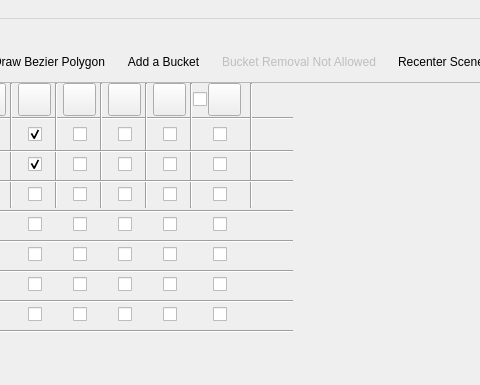
Old version of the form Boolean_set_operations_2/demo/Boolean_set_operations_2/UiFiles/Boolean_set_operations_2.ui in the repository CGAL/cgal; both pictures show x 382 to 862 and y 0 to 385 of the 1293 by 664 pixel window.
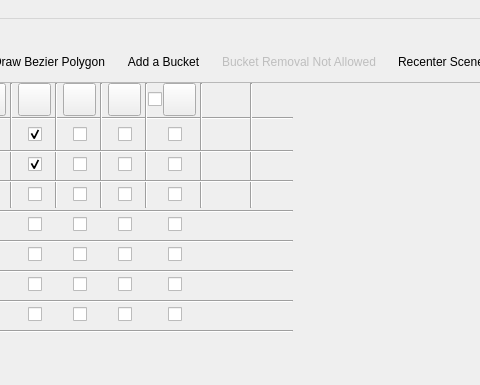
New version of the form. Icons and pictures are not drawn.

Commit message: File Handling and list of bugs fixed

```diff
--- a/Boolean_set_operations_2/demo/Boolean_set_operations_2/UiFiles/Boolean_set_operations_2.ui
+++ b/Boolean_set_operations_2/demo/Boolean_set_operations_2/UiFiles/Boolean_set_operations_2.ui
@@ -143,7 +143,7 @@
   <widget class="QDockWidget" name="sceneDockWidget">
    <property name="minimumSize" >
     <size>
-      <width>635</width>
+      <width>593</width>
       <height>200</height>
     </size>
    </property>
@@ -1674,7 +1674,7 @@
             </widget>
 
 
-            <widget class="QCheckBox" name="pasteBlue">
+            <!-- <widget class="QCheckBox" name="pasteBlue">
              <property name="geometry">
               <rect>
                <x>535</x>
@@ -1797,12 +1797,12 @@
              <property name="checked">
               <bool>false</bool>
              </property>
-            </widget>
+            </widget> -->
 
             <widget class="QCheckBox" name="clearBlue">
              <property name="geometry">
               <rect>
-               <x>585</x>
+               <x>540</x>
                <y>40</y>
                <width>101</width>
                <height>22</height>
@@ -1818,7 +1818,7 @@
             <widget class="QCheckBox" name="clearRed">
              <property name="geometry">
               <rect>
-               <x>585</x>
+               <x>540</x>
                <y>70</y>
                <width>101</width>
                <height>22</height>
@@ -1834,7 +1834,7 @@
             <widget class="QCheckBox" name="clearBlack">
              <property name="geometry">
               <rect>
-               <x>585</x>
+               <x>540</x>
                <y>100</y>
                <width>101</width>
                <height>22</height>
@@ -1853,7 +1853,7 @@
               </property>
              <property name="geometry">
               <rect>
-               <x>585</x>
+               <x>540</x>
                <y>130</y>
                <width>101</width>
                <height>22</height>
@@ -1872,7 +1872,7 @@
               </property>
              <property name="geometry">
               <rect>
-               <x>585</x>
+               <x>540</x>
                <y>160</y>
                <width>101</width>
                <height>22</height>
@@ -1891,7 +1891,7 @@
               </property>
              <property name="geometry">
               <rect>
-               <x>585</x>
+               <x>540</x>
                <y>190</y>
                <width>101</width>
                <height>22</height>
@@ -1910,7 +1910,7 @@
               </property>
              <property name="geometry">
               <rect>
-               <x>585</x>
+               <x>540</x>
                <y>220</y>
                <width>101</width>
                <height>22</height>
@@ -2100,7 +2100,7 @@
               </property>
               <property name="geometry">
                 <rect>
-                <x>560</x>
+                <x>570</x>
                 <y>0</y>
                 <width>7</width>
                 <height>125</height>
@@ -2669,7 +2669,7 @@
               <string>Ctrl+Shift+M</string>
              </property>
             </widget>
-            <widget class="QToolButton" name="actionPasteH">
+            <!-- <widget class="QToolButton" name="actionPasteH">
               <property name="geometry">
                 <rect>
                   <x>525</x>
@@ -2703,11 +2703,11 @@
              <property name="shortcut">
               <string>Ctrl+Shift+P</string>
              </property>
-            </widget>
+            </widget> -->
             <widget class="QCheckBox" name="showClear">
              <property name="geometry">
               <rect>
-               <x>565</x>
+               <x>520</x>
                <y>5</y>
                <width>140</width>
                <height>22</height>  
@@ -2729,7 +2729,7 @@
             <widget class="QToolButton" name="actionClearH">
               <property name="geometry">
                 <rect>
-                  <x>580</x>
+                  <x>535</x>
                   <y>0</y>
                   <width>33</width>
                   <height>33</height>  
```
Left out of the diff: 7 changed lines with no effect on the pictures. The commit also changes 2 other files.
